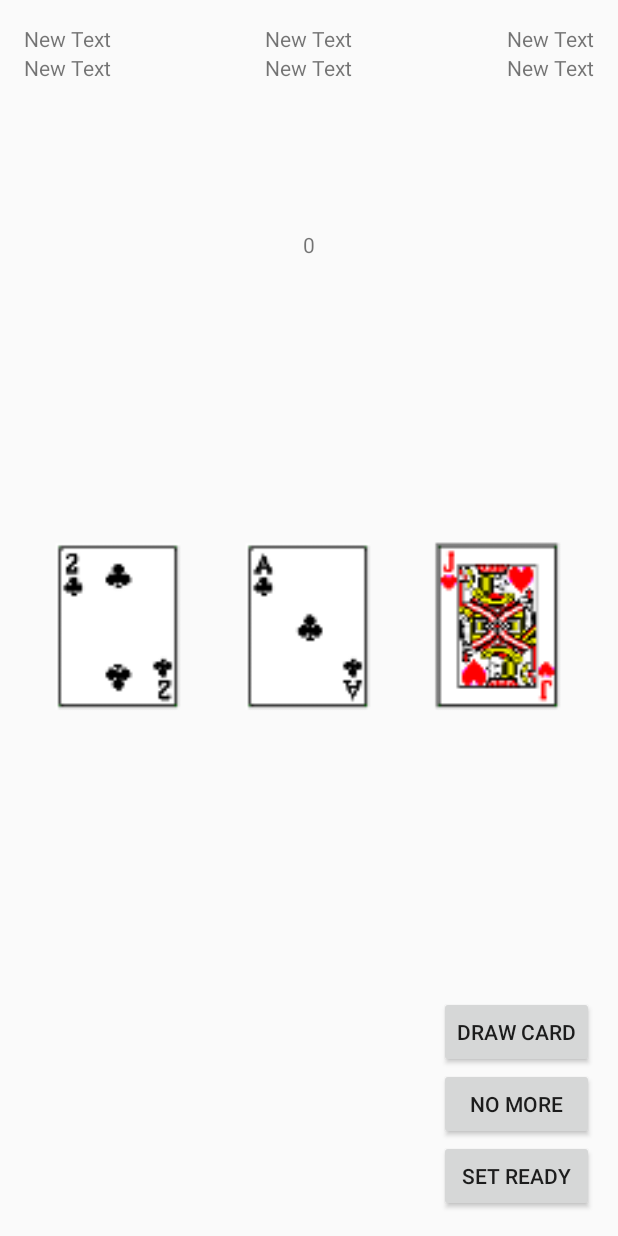
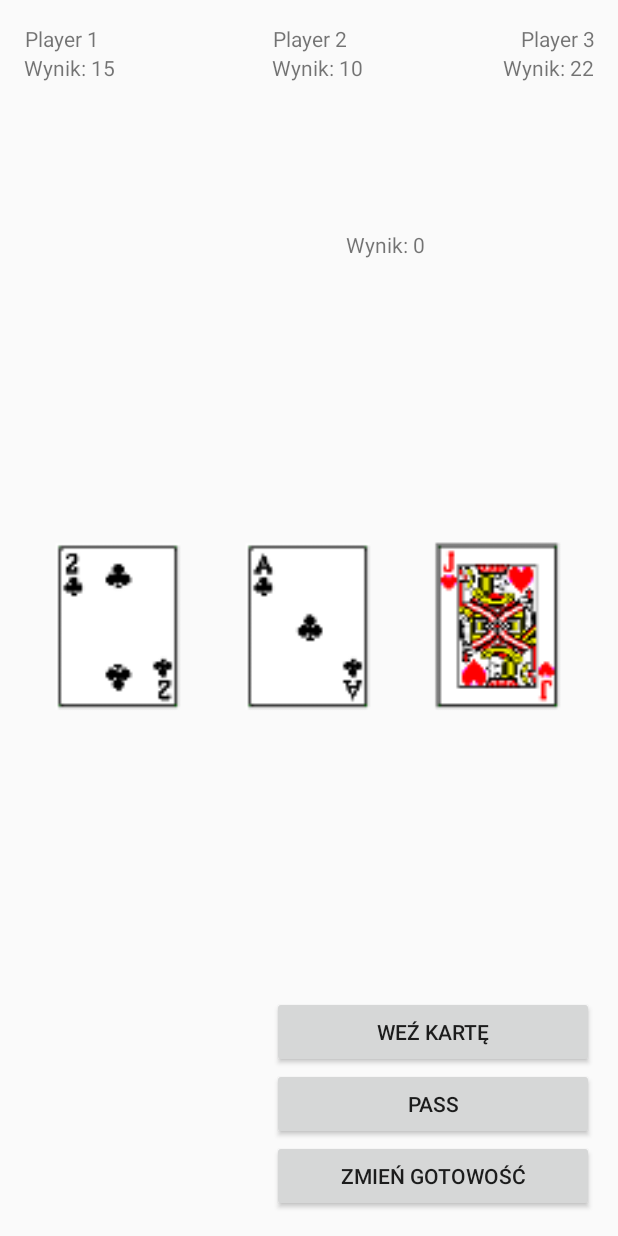
Before and after one commit to urbanek32/21GameClient_Android, an Android app: the GameActivity screen opened directly, with no data from a screen before it, on a phone screen of 412 x 824 dp. Run offline under Robolectric (Android 15) with nearby library versions, the phone set to English and light mode, and no system bars; libraries missing offline, so code that uses them is left out: com.squareup.okhttp; 1 statement that could not run was skipped.

Commit message:
Moved texts to string.xml. Polish language

```diff
--- a/app/src/main/java/tk/daruhq/uberoczkoprojekt/GameActivity.java
+++ b/app/src/main/java/tk/daruhq/uberoczkoprojekt/GameActivity.java
@@ -83,7 +83,7 @@ public class GameActivity extends AppCompatActivity {
         progressBar = (ProgressBar) findViewById(R.id.progressBar);
         userName = getIntent().getExtras().get("playerName").toString();
         mainPlayerBox.setText(userName);
-        mainPlayerScore.setText("0");
+        mainPlayerScore.setText("Wynik: 0");
     }
 
     @Override
--- a/app/src/main/res/layout/activity_create_new_lobby.xml
+++ b/app/src/main/res/layout/activity_create_new_lobby.xml
@@ -37,7 +37,7 @@
     <Button
         android:layout_width="match_parent"
         android:layout_height="wrap_content"
-        android:text="Create new lobby"
+        android:text="@string/button_createlobby_create"
         android:id="@+id/createLobbyButton"
         android:layout_below="@+id/maxPlayersBox"
         android:layout_alignEnd="@+id/maxPlayersBox"
--- a/app/src/main/res/layout/activity_game.xml
+++ b/app/src/main/res/layout/activity_game.xml
@@ -21,7 +21,7 @@
     <Button
         android:layout_width="wrap_content"
         android:layout_height="wrap_content"
-        android:text="SET ready"
+        android:text="@string/button_game_setReady"
         android:id="@+id/readyButton"
         android:layout_alignParentBottom="true"
         android:layout_alignParentEnd="true"
@@ -31,7 +31,7 @@
     <TextView
         android:layout_width="wrap_content"
         android:layout_height="wrap_content"
-        android:text="New Text"
+        android:text="Player 1"
         android:id="@+id/player1Box"
         android:layout_alignParentTop="true"
         android:layout_alignParentStart="true"
@@ -40,7 +40,7 @@
     <TextView
         android:layout_width="wrap_content"
         android:layout_height="wrap_content"
-        android:text="New Text"
+        android:text="Wynik: 15"
         android:id="@+id/player1Score"
         android:layout_below="@+id/player1Box"
         android:layout_alignParentStart="true"
@@ -49,7 +49,7 @@
     <TextView
         android:layout_width="wrap_content"
         android:layout_height="wrap_content"
-        android:text="New Text"
+        android:text="Player 2"
         android:id="@+id/player2Box"
         android:layout_above="@+id/player1Score"
         android:layout_centerHorizontal="true"
@@ -58,7 +58,7 @@
     <TextView
         android:layout_width="wrap_content"
         android:layout_height="wrap_content"
-        android:text="New Text"
+        android:text="Wynik: 10"
         android:id="@+id/player2Score"
         android:layout_below="@+id/player2Box"
         android:layout_alignStart="@+id/player2Box" />
@@ -66,7 +66,7 @@
     <TextView
         android:layout_width="wrap_content"
         android:layout_height="wrap_content"
-        android:text="New Text"
+        android:text="Player 3"
         android:id="@+id/player3Box"
         android:layout_above="@+id/player2Score"
         android:layout_alignParentEnd="true"
@@ -75,19 +75,21 @@
     <TextView
         android:layout_width="wrap_content"
         android:layout_height="wrap_content"
-        android:text="New Text"
+        android:text="Wynik: 22"
         android:id="@+id/player3Score"
-        android:layout_below="@+id/player3Box"
-        android:layout_alignStart="@+id/player3Box"
-        android:gravity="center_vertical|center_horizontal" />
+        android:gravity="center_vertical|center_horizontal"
+        android:layout_above="@+id/mainPlayerBox"
+        android:layout_alignParentEnd="true" />
 
     <Button
         android:layout_width="wrap_content"
         android:layout_height="wrap_content"
-        android:text="draw card"
+        android:text="@string/button_game_drawCard"
         android:id="@+id/drawCardButton"
         android:layout_above="@+id/noMoreButton"
-        android:layout_alignParentEnd="true" />
+        android:layout_alignParentEnd="true"
+        android:layout_toEndOf="@+id/mainPlayerScore"
+        android:layout_alignStart="@+id/player2Score" />
 
     <TextView
         android:layout_width="wrap_content"
@@ -95,23 +97,23 @@
         android:text="New Text"
         android:id="@+id/mainPlayerBox"
         android:layout_marginTop="79dp"
+        android:gravity="center_vertical|center_horizontal"
         android:layout_below="@+id/player2Score"
-        android:layout_alignStart="@+id/player2Score"
-        android:gravity="center_vertical|center_horizontal" />
+        android:layout_alignEnd="@+id/player2Box" />
 
     <TextView
         android:layout_width="wrap_content"
         android:layout_height="wrap_content"
         android:text="New Text"
         android:id="@+id/mainPlayerScore"
+        android:gravity="center_vertical|center_horizontal"
         android:layout_below="@+id/mainPlayerBox"
-        android:layout_centerHorizontal="true"
-        android:gravity="center_vertical|center_horizontal" />
+        android:layout_alignStart="@+id/mainPlayerBox" />
 
     <Button
         android:layout_width="wrap_content"
         android:layout_height="wrap_content"
-        android:text="No more"
+        android:text="@string/button_game_stopCard"
         android:id="@+id/noMoreButton"
         android:layout_above="@+id/readyButton"
         android:layout_alignEnd="@+id/readyButton"
--- a/app/src/main/res/layout/activity_lobby.xml
+++ b/app/src/main/res/layout/activity_lobby.xml
@@ -17,7 +17,7 @@
     <TextView
         android:layout_width="match_parent"
         android:layout_height="wrap_content"
-        android:text="Lista pokojów"
+        android:text="@string/lobby_listOfLobbies"
         android:id="@+id/headerOfLobbies"
         android:gravity="center_horizontal" />
 
@@ -32,7 +32,7 @@
     <Button
         android:layout_width="wrap_content"
         android:layout_height="wrap_content"
-        android:text="Create lobby"
+        android:text="@string/button_lobby_create"
         android:id="@+id/createLobbyButton"
         android:layout_gravity="right"
         android:layout_alignParentBottom="true"
@@ -41,7 +41,7 @@
     <Button
         android:layout_width="wrap_content"
         android:layout_height="wrap_content"
-        android:text="Refresh"
+        android:text="@string/button_lobby_refresh"
         android:id="@+id/refreshLobby"
         android:layout_gravity="center"
         android:layout_alignParentBottom="true"
--- a/app/src/main/res/layout/activity_login.xml
+++ b/app/src/main/res/layout/activity_login.xml
@@ -51,7 +51,6 @@
                 <EditText android:id="@+id/password" android:layout_width="match_parent"
                     android:layout_height="wrap_content" android:hint="@string/prompt_password"
                     android:imeActionId="@+id/login"
-                    android:imeActionLabel="@string/action_sign_in_short"
                     android:imeOptions="actionUnspecified"
                     android:maxLines="1" android:singleLine="true"
                     android:inputType="textPassword" />
--- a/app/src/main/res/layout/lobby_row.xml
+++ b/app/src/main/res/layout/lobby_row.xml
@@ -12,7 +12,7 @@
         <Button
             android:layout_width="wrap_content"
             android:layout_height="wrap_content"
-            android:text="Join"
+            android:text="@string/button_lobbyList_join"
             android:id="@+id/joinLobby"
             android:layout_column="0" />
 
```
Also changed, not shown: app/src/main/res/values/strings.xml (+20 -14 lines).
